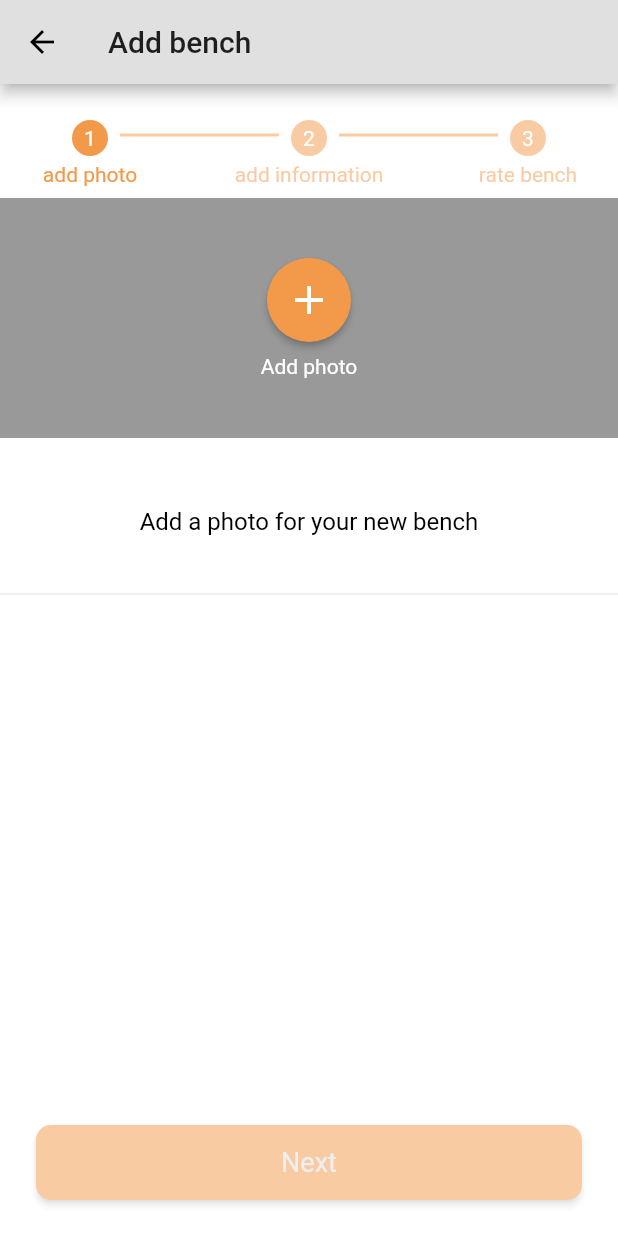
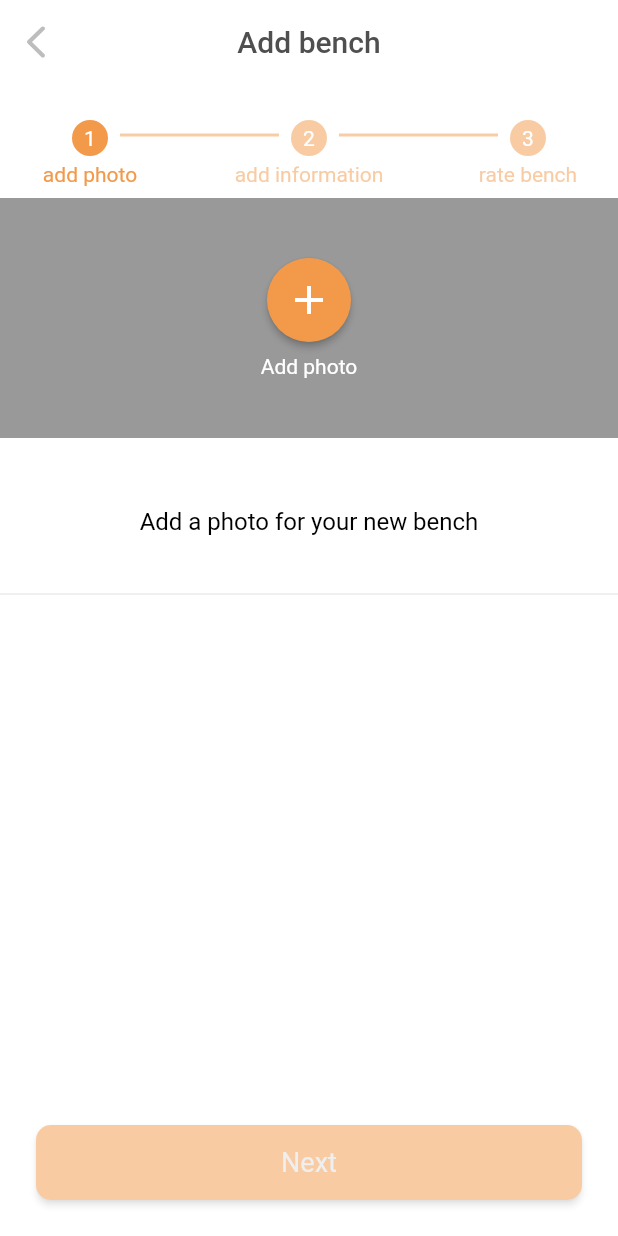
Before and after one commit to Unchuris/omsk-seaty-mobile, a Flutter app: the AddBenchScreen screen opened by its route, on a phone screen of 412 x 824 dp. Run offline on Flutter 3.47's test engine with Material 2 defaults, Android fonts, the phone set to English and light mode, and no system bars; our stand-ins replace bloc, cached_network_image, camera, carousel_slider, dio, equatable and 12 more; missing offline and left inert: exif, fluster, geocoder; accounts and stored records are empty; statements that could not run were skipped.

Commit message:
add new app bar

```diff
--- a/lib/ui/pages/add_bench/add_bench.dart
+++ b/lib/ui/pages/add_bench/add_bench.dart
@@ -26,10 +26,9 @@ class _AddBenchState extends State<AddBenchScreen> {
   @override
   Widget build(BuildContext context) {
     return Scaffold(
-        key: scaffoldKey,
-        appBar: AppBar(
-            title: Text(
-                AppLocalizations.of(context).translate("string_add_bench"))),
+        appBar: CustomAppBar(
+            height: MediaQuery.of(context).padding.top,
+            title: AppLocalizations.of(context).translate("string_add_bench")),
         body: _buildStepper(context));
   }
 
--- a/lib/ui/pages/add_bench/add_information.dart
+++ b/lib/ui/pages/add_bench/add_information.dart
@@ -27,11 +27,6 @@ class _AddInformationStepState extends State<AddInformationStep> {
     BenchType.SCENIC_VIEW: false,
     BenchType.FOR_A_LARGE_COMPANY: false
   };
-
-  @override
-  void initState() {
-    super.initState();
-  }
 
   @override
   Widget build(BuildContext context) {
```
